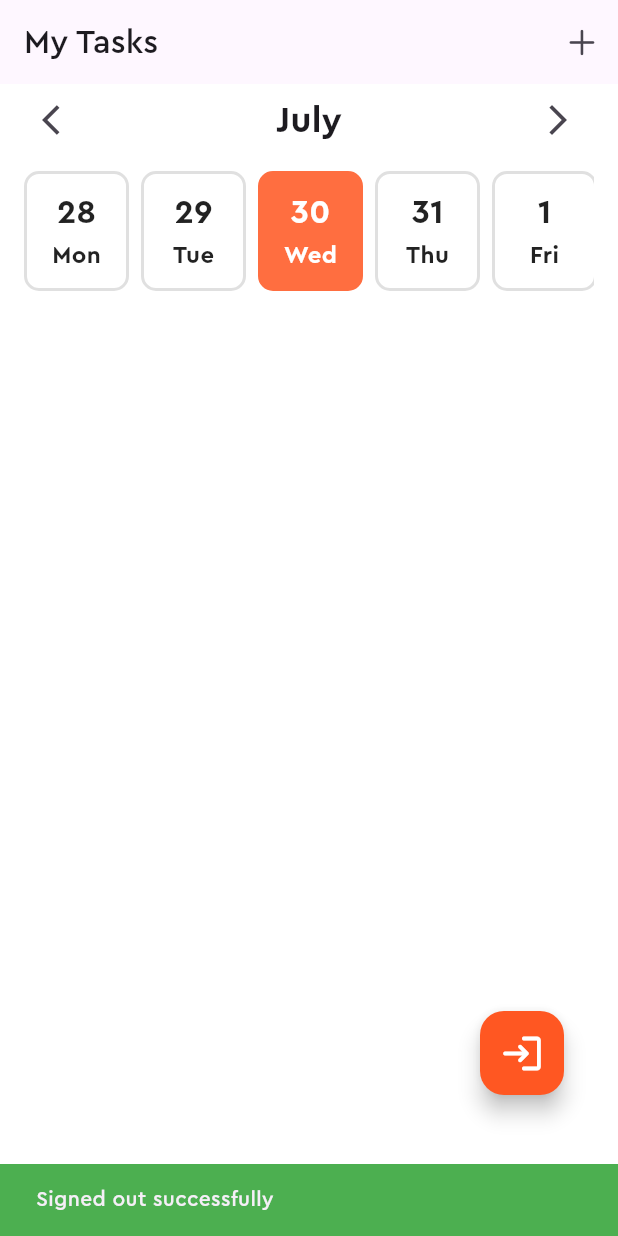
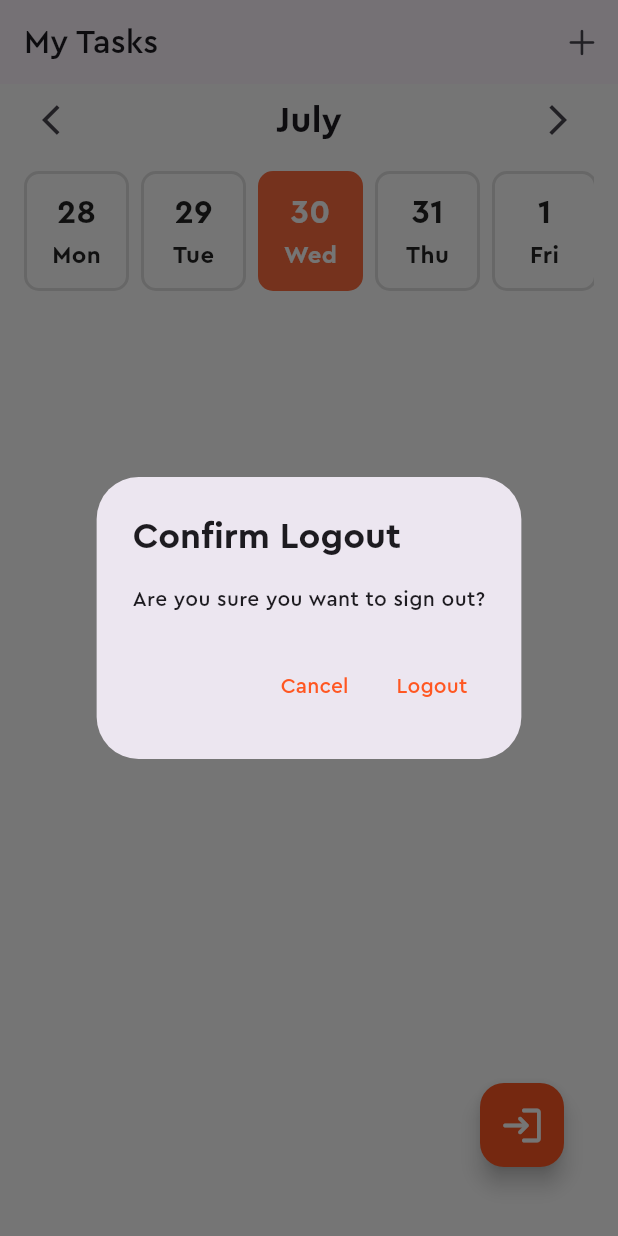
Before and after one commit to abdullahjohar23/todo_task, a Flutter app: the screen it shows once a user with an empty profile is signed in, after a tap on the "login" icon, on a phone screen of 412 x 824 dp. Run offline on Flutter 3.47's test engine with Material 3 defaults, Android fonts, the phone set to English and light mode, and no system bars; our stand-ins replace cloud_firestore, firebase_auth, firebase_core, image_picker; missing offline and left inert: flex_color_picker; accounts and stored records are empty.

Commit message:
confirmation logout dialog box added

```diff
--- a/lib/home_page.dart
+++ b/lib/home_page.dart
@@ -2,6 +2,7 @@ import 'package:intl/intl.dart';
 import 'package:todo_task/utils.dart';
 import 'package:flutter/material.dart';
 import 'package:flutter/cupertino.dart';
+import 'package:todo_task/login_page.dart';
 import 'package:todo_task/add_new_task.dart';
 import 'package:todo_task/widgets/task_card.dart';
 import 'package:firebase_auth/firebase_auth.dart';
@@ -17,8 +18,33 @@ class MyHomePage extends StatefulWidget {
 
 class _MyHomePageState extends State<MyHomePage> {
     Future<void> signOut() async {
+        bool confirm = await showDialog(
+            context: context,
+            builder: (context) => AlertDialog(
+                title: Text('Confirm Logout', style: TextStyle(fontWeight: FontWeight.bold),),
+                content: Text('Are you sure you want to sign out?'),
+                actions: [
+                    TextButton(
+                        onPressed: () => Navigator.pop(context, false),
+                        child: Text('Cancel', style: TextStyle(color: Colors.deepOrange),),
+                    ),
+
+                    TextButton(
+                        onPressed: () => Navigator.pop(context, true),
+                        child: Text('Logout', style: TextStyle(color: Colors.deepOrange),),
+                    ),
+                ],
+            ),
+        );
+
+
+        if (confirm == true) {
             try {
                 await FirebaseAuth.instance.signOut();
+                Navigator.of(context).pushAndRemoveUntil(
+                    MaterialPageRoute(builder: (context) => LoginPage()),
+                    (Route<dynamic> route) => false,
+                );
 
                  // Optional: Show confirmation message
                 ScaffoldMessenger.of(context).showSnackBar(
@@ -35,6 +61,7 @@ class _MyHomePageState extends State<MyHomePage> {
                         duration: const Duration(seconds: 2),
                     ),
                 );
+            }
         }
     }
 
```
Lines whose indentation alone changed are shown as unchanged.
